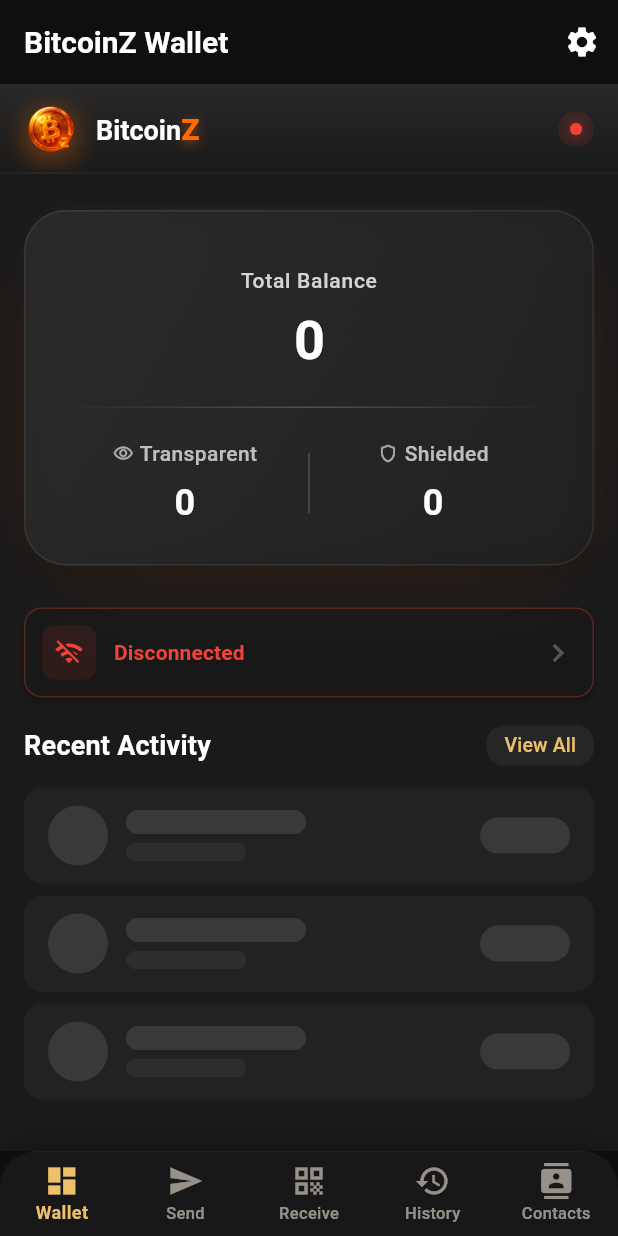
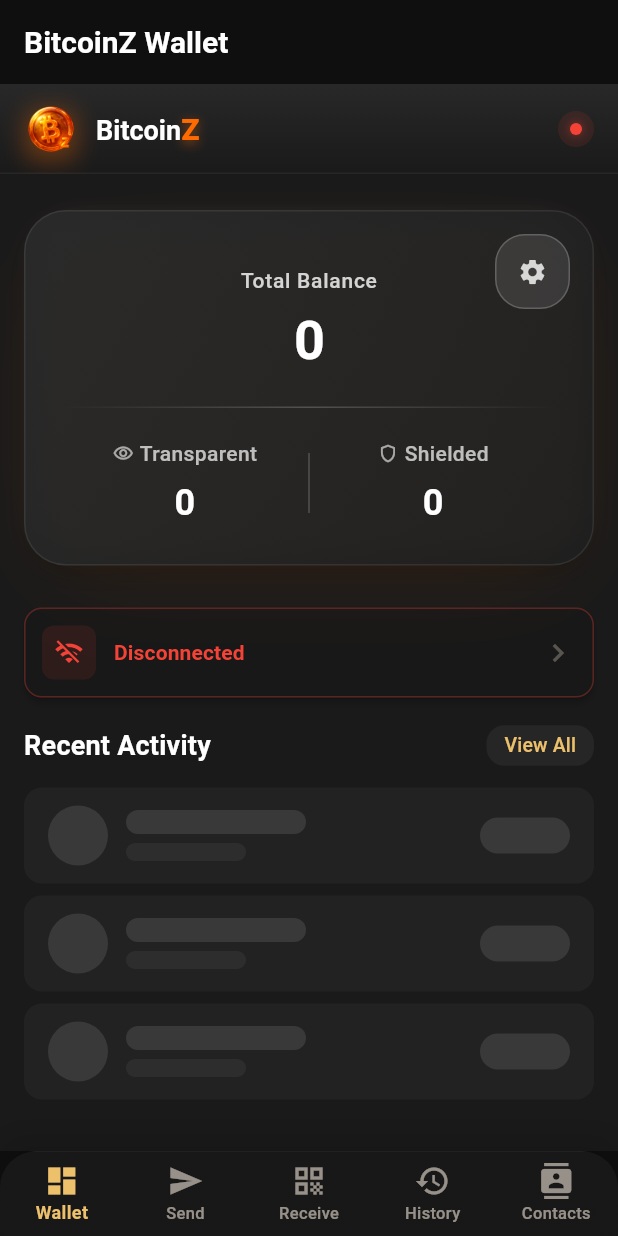
Before and after one commit to z-bitcoinz/BitcoinZ-black-amber, a Flutter app: the MainScreen screen opened directly, on a phone screen of 412 x 824 dp. Run offline on Flutter 3.47's test engine with Material 3 defaults, Android fonts, the phone set to English and light mode, and no system bars; our stand-ins replace flutter_secure_storage, local_auth, logger, qr_flutter, share_plus and 2 more; missing offline and left inert: bip39, dart:ffi, flutter_rust_bridge, mobile_scanner, window_manager; accounts and stored records are empty; network calls fail; project files that could hold a hidden picture were left out.

Commit message:
Move settings icon from app bar to dashboard balance card
- Remove settings icon from main screen app bar
- Add settings icon to top-right corner of balance card
- Maintain same functionality with improved visual integration
- Icon styled with glassmorphism design consistent with balance card

```diff
--- a/lib/screens/main_screen.dart
+++ b/lib/screens/main_screen.dart
@@ -302,13 +302,6 @@
         surfaceTintColor: Colors.transparent,
         shadowColor: Colors.transparent,
         automaticallyImplyLeading: false,
-        actions: [
-          IconButton(
-            icon: const Icon(Icons.settings),
-            onPressed: _navigateToSettings,
-            tooltip: 'Settings',
-          ),
-        ],
       ),
       body: Consumer2<WalletProvider, AuthProvider>(
         builder: (context, walletProvider, authProvider, child) {
--- a/lib/widgets/balance_card.dart
+++ b/lib/widgets/balance_card.dart
@@ -6,6 +6,7 @@
 import '../providers/currency_provider.dart';
 import '../utils/responsive.dart';
 import 'animated_progress_dots.dart';
+import '../screens/settings/settings_screen.dart';
 
 class BalanceCard extends StatefulWidget {
   const BalanceCard({super.key});
@@ -215,6 +216,42 @@
                   ],
                 ),
               ),
+              // Settings icon positioned in top-right corner
+              Positioned(
+                top: 16,
+                right: 16,
+                child: Container(
+                  decoration: BoxDecoration(
+                    color: Colors.white.withOpacity(0.1),
+                    borderRadius: BorderRadius.circular(20),
+                    border: Border.all(
+                      color: Colors.white.withOpacity(0.2),
+                      width: 1,
+                    ),
+                  ),
+                  child: IconButton(
+                    icon: Icon(
+                      Icons.settings,
+                      color: Colors.white.withOpacity(0.8),
+                      size: 20,
+                    ),
+                    onPressed: () {
+                      Navigator.push(
+                        context,
+                        MaterialPageRoute(
+                          builder: (context) => const SettingsScreen(),
+                        ),
+                      );
+                    },
+                    tooltip: 'Settings',
+                    padding: const EdgeInsets.all(8),
+                    constraints: const BoxConstraints(
+                      minWidth: 40,
+                      minHeight: 40,
+                    ),
+                  ),
+                ),
+              ),
             ],
           ),
         );
```
